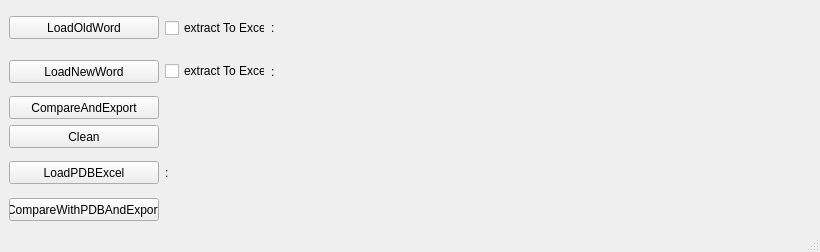
Before: the Qt Designer form python/main_window.ui in Daniel-Ager-Okker/exampleParsingWordExcel, drawn with Qt 5.
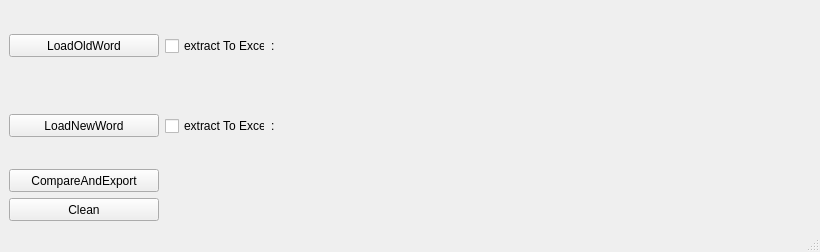
After: the same form once the commit is applied.

What changed in the file:
```diff
--- a/python/main_window.ui
+++ b/python/main_window.ui
@@ -141,55 +141,6 @@
         </property>
        </widget>
       </item>
-      <item>
-       <layout class="QHBoxLayout" name="horizontalLayout_3">
-        <item>
-         <widget class="QPushButton" name="pbLoadPDBExcel">
-          <property name="minimumSize">
-           <size>
-            <width>150</width>
-            <height>23</height>
-           </size>
-          </property>
-          <property name="maximumSize">
-           <size>
-            <width>150</width>
-            <height>23</height>
-           </size>
-          </property>
-          <property name="text">
-           <string>LoadPDBExcel</string>
-          </property>
-         </widget>
-        </item>
-        <item>
-         <widget class="QLabel" name="lblPDBExcel">
-          <property name="text">
-           <string>:</string>
-          </property>
-         </widget>
-        </item>
-       </layout>
-      </item>
-      <item>
-       <widget class="QPushButton" name="pbCompareWithPDBAndExport">
-        <property name="minimumSize">
-         <size>
-          <width>150</width>
-          <height>23</height>
-         </size>
-        </property>
-        <property name="maximumSize">
-         <size>
-          <width>150</width>
-          <height>23</height>
-         </size>
-        </property>
-        <property name="text">
-         <string>CompareWithPDBAndExport</string>
-        </property>
-       </widget>
-      </item>
      </layout>
     </item>
     <item>
```
